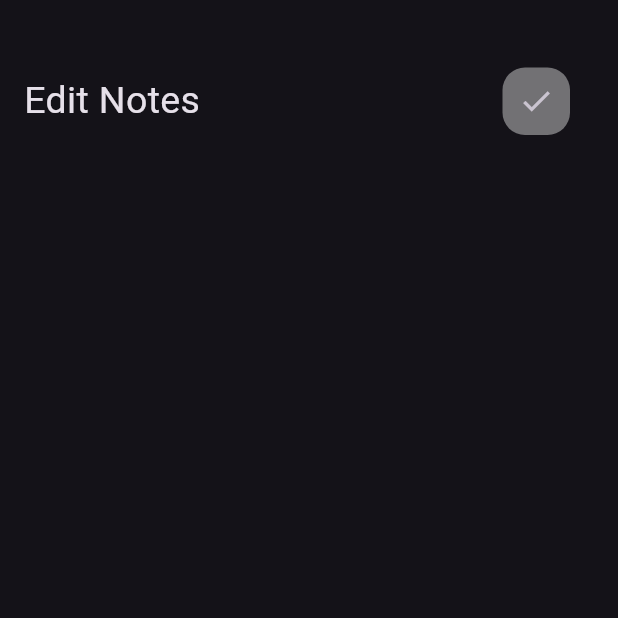
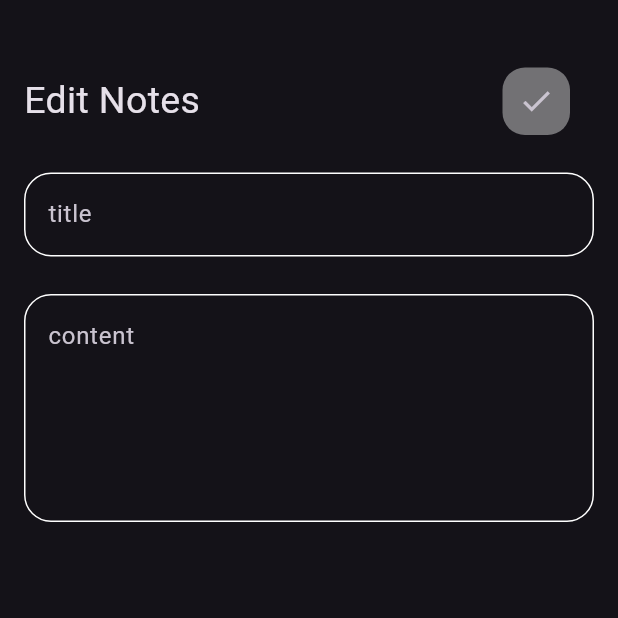
Before and after one commit to amr-turki/notes-app, a Flutter app: the EditNotesScreen screen opened directly, on a phone screen of 412 x 824 dp, the top half of it. Run offline on Flutter 3.47's test engine with Material 3 defaults, Android fonts, the phone set to English and light mode, and no system bars.

Commit message:
edit note view ui done

```diff
--- a/lib/widget/edit_notes_body.dart
+++ b/lib/widget/edit_notes_body.dart
@@ -1,5 +1,6 @@
 import 'package:flutter/material.dart';
 import 'package:notes_app/widget/custom_appbar.dart';
+import 'package:notes_app/widget/custom_text_field.dart';
 
 class EditNotesBody extends StatelessWidget {
   const EditNotesBody({super.key});
@@ -12,6 +13,10 @@ class EditNotesBody extends StatelessWidget {
         children: [
           SizedBox(height: 45),
           CustomAppbar(text: 'Edit Notes', icon: Icons.check),
+          SizedBox(height: 25),
+          CustomTextField(hint: 'title'),
+          SizedBox(height: 25),
+          CustomTextField(hint: 'content', maxlines: 5),
         ],
       ),
     );
```
